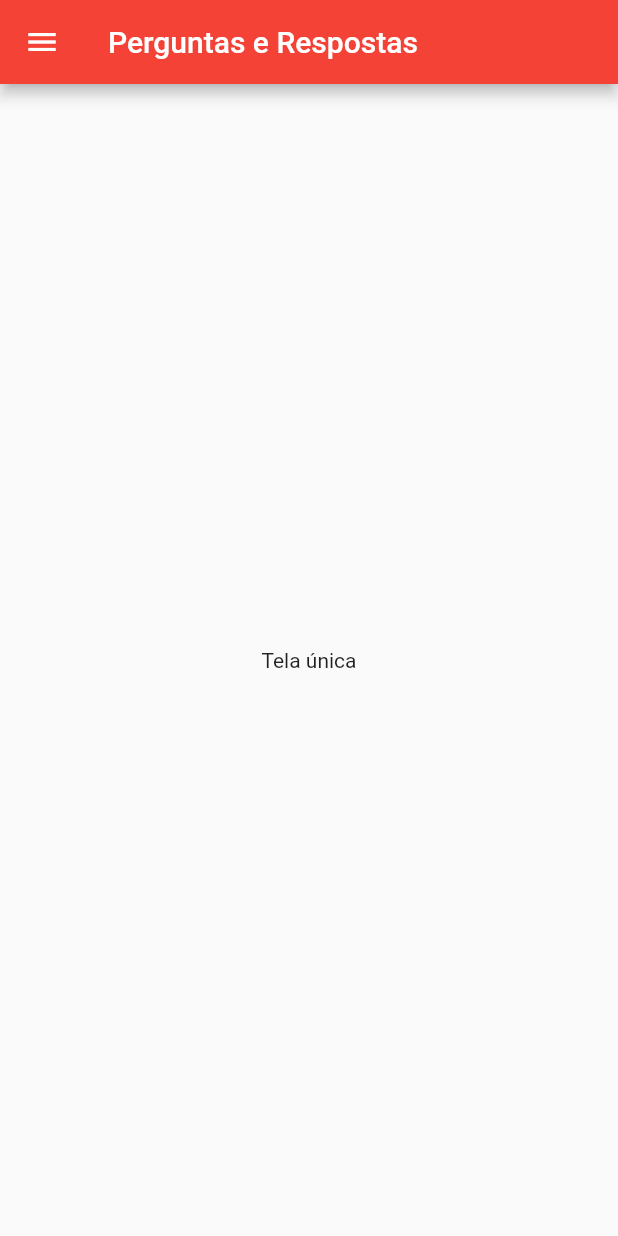
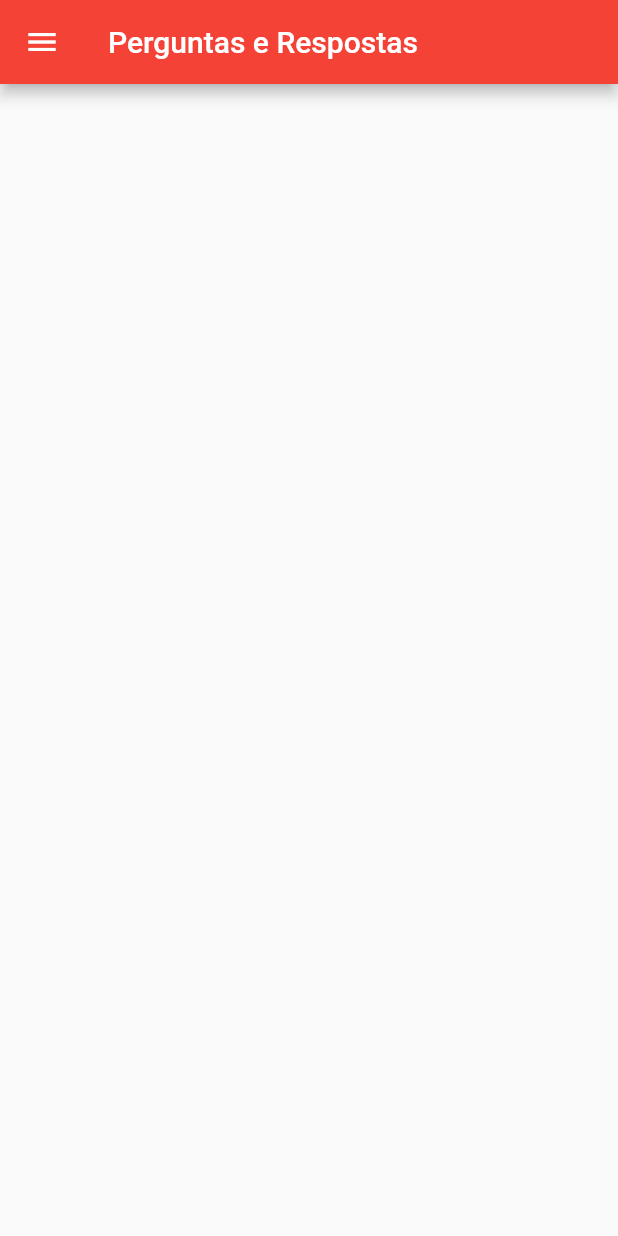
Before and after one commit to marcuspinheiro/easy-blood, a Flutter app: the screen it shows after launch, on a phone screen of 412 x 824 dp. Run offline on Flutter 3.47's test engine with Material 2 defaults, Android fonts, the phone set to English and light mode, and no system bars; our stand-ins replace font_awesome_flutter, google_maps_flutter.

Commit message:
Tela perguntas e respostas - em progresso

```diff
--- a/lib/main.dart
+++ b/lib/main.dart
@@ -2,7 +2,7 @@ import 'package:flutter/material.dart';
 import 'homepage.dart';
 import 'index.dart';
 import 'login_front.dart';
-import 'testeJansley.dart';
+import 'perguntasRespostas.dart';
 
 void main() => runApp(MyApp());
 
--- a/lib/testeJansley.dart
+++ b/lib/perguntasRespostas.dart
@@ -11,7 +11,7 @@ class _PerguntasState extends State<Perguntas> {
   Widget build(BuildContext context) {
     return new Scaffold(
       appBar: new AppBar(title: new Text("Perguntas e Respostas")),
-      body: Center(child: new Text("Tela única")),
+      body: new ListView(),
       drawer: new Drawer(
         child: new ListView(
           padding: EdgeInsets.zero,
```
Also changed, not shown: 1 other file.
